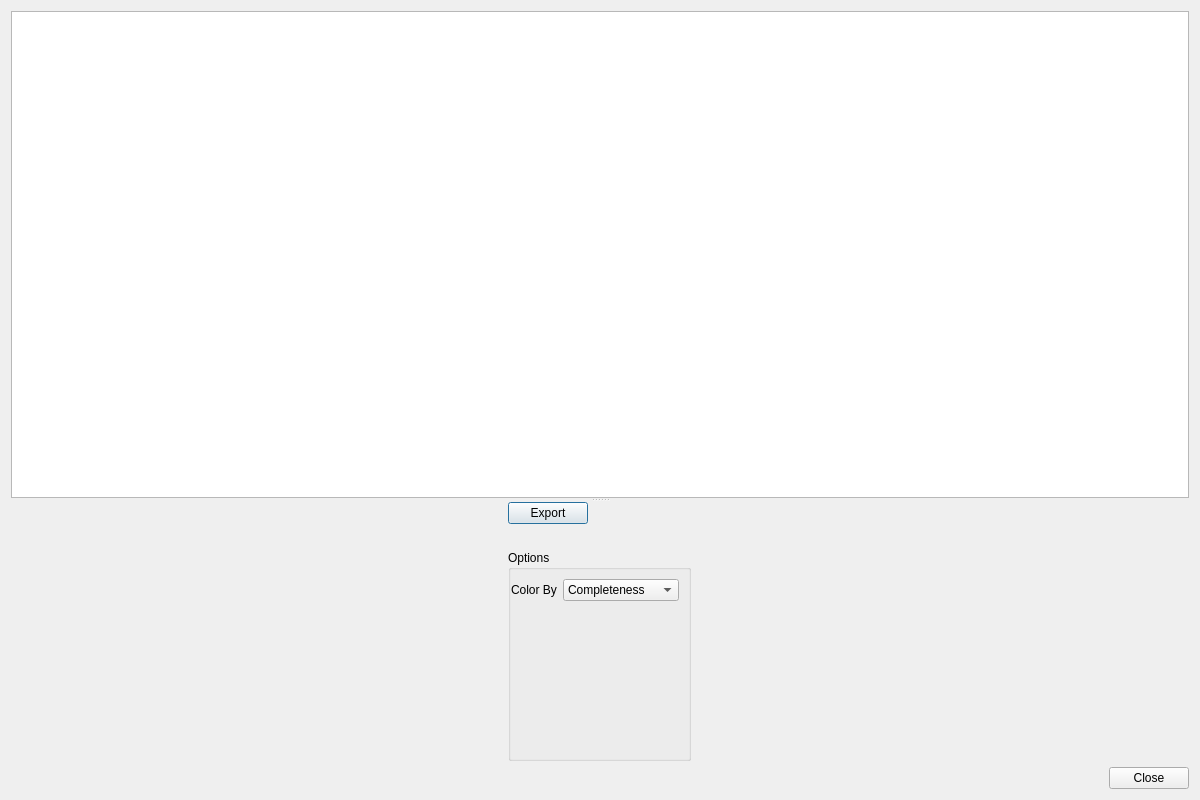
Above: hexrd/ui/resources/ui/fit_grains_results_dialog.ui from HEXRD/hexrdgui before the change. Below: the same form after it.
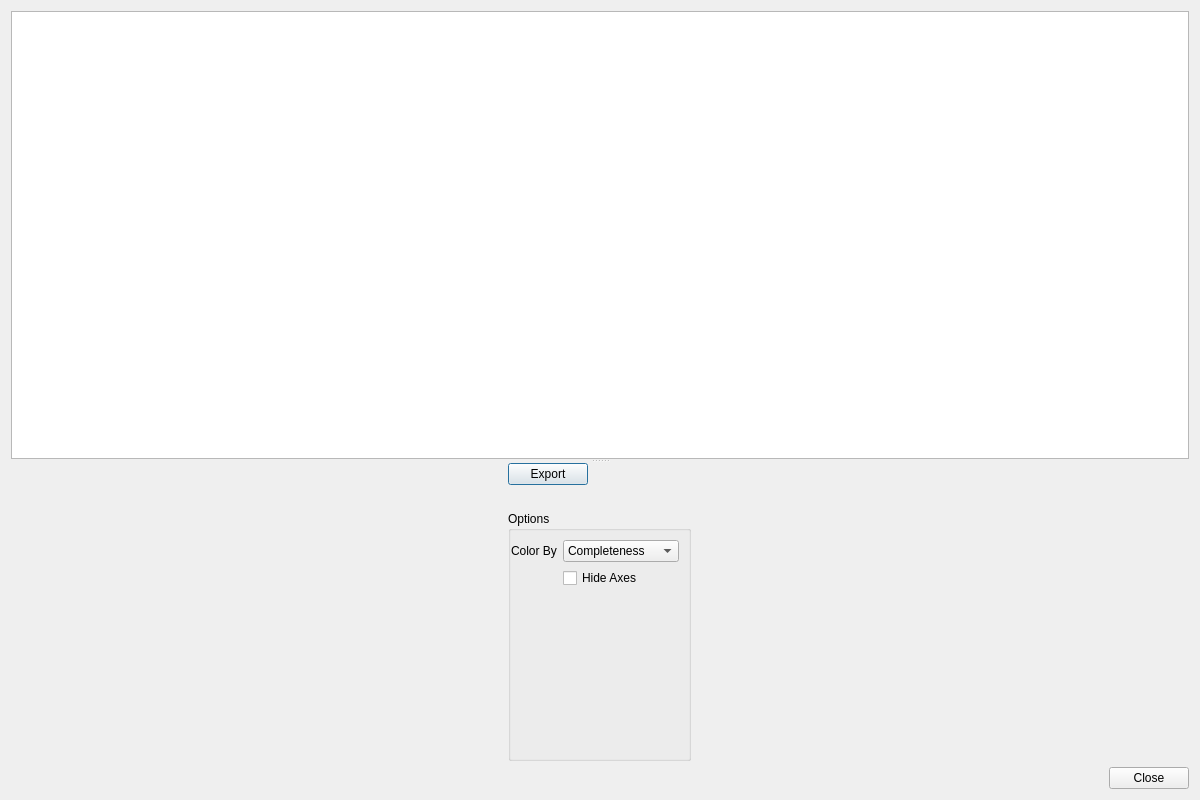
That is the form after the change.

Commit message: Add ability to hide/show axes labels and tickers

```diff
--- a/hexrd/ui/resources/ui/fit_grains_results_dialog.ui
+++ b/hexrd/ui/resources/ui/fit_grains_results_dialog.ui
@@ -181,6 +181,13 @@
                </item>
               </widget>
              </item>
+             <item row="1" column="1">
+              <widget class="QCheckBox" name="hide_axes">
+               <property name="text">
+                <string>Hide Axes</string>
+               </property>
+              </widget>
+             </item>
             </layout>
            </widget>
           </item>
```
The commit also changes 1 other file.
